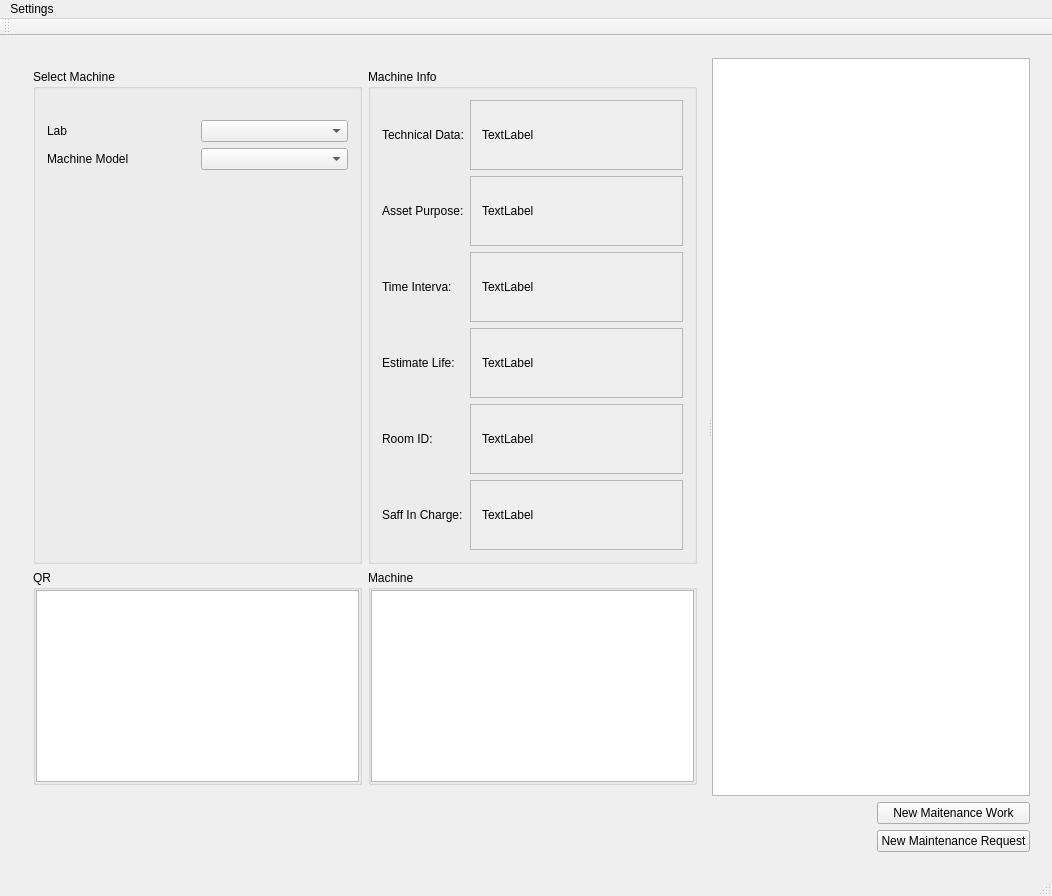
Qt form LabAutumation/GUI.ui (OmarElbekiey/LabAutomationSystem) before a commit.
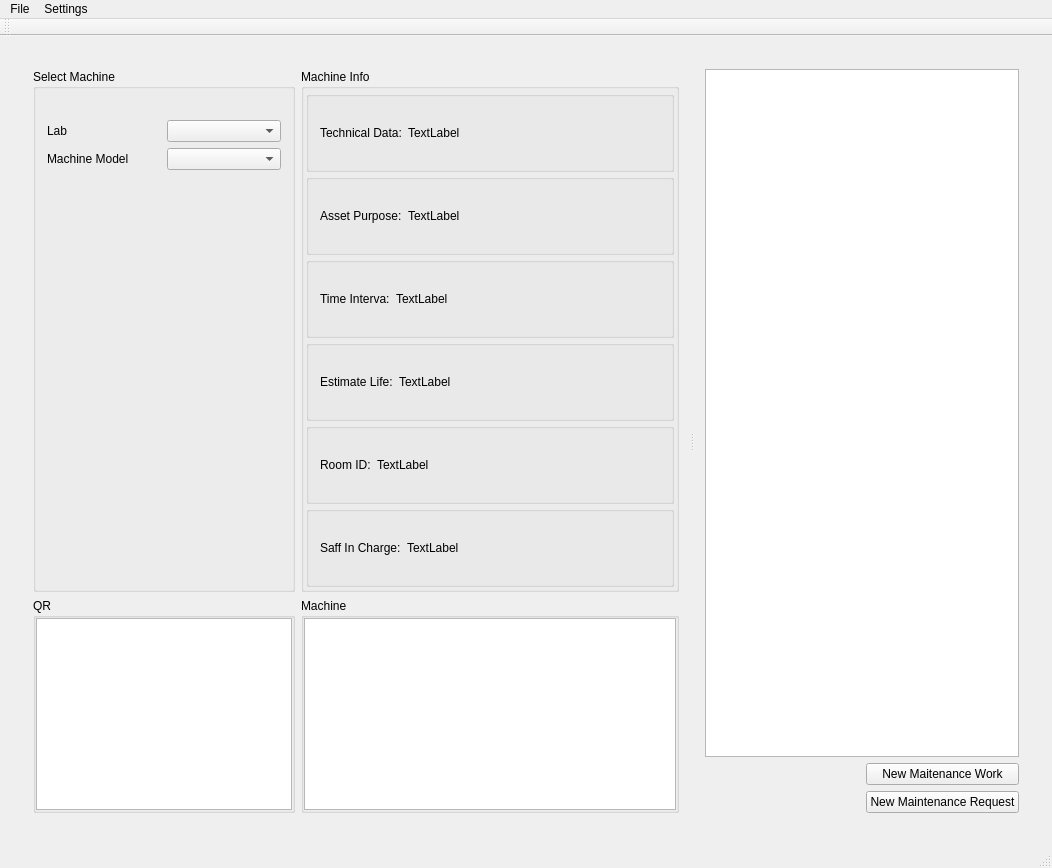
The same form after that commit. Icons and pictures are not drawn.

Diff of the .ui file:
```diff
--- a/LabAutumation/GUI.ui
+++ b/LabAutumation/GUI.ui
@@ -13,6 +13,10 @@
   <property name="windowTitle">
    <string>Asset Management System</string>
   </property>
+  <property name="windowIcon">
+   <iconset resource="GUI.qrc">
+    <normaloff>:/GUI/Resources/logo.ico</normaloff>:/GUI/Resources/logo.ico</iconset>
+  </property>
   <property name="styleSheet">
    <string notr="true"/>
   </property>
@@ -30,8 +34,39 @@
           <property name="orientation">
            <enum>Qt::Horizontal</enum>
           </property>
-          <widget class="QWidget" name="">
-           <layout class="QGridLayout" name="gridLayout_3">
+          <widget class="QWidget" name="layoutWidget">
+           <layout class="QGridLayout" name="gridLayout_3" columnstretch="0,2">
+            <item row="1" column="0">
+             <widget class="QGroupBox" name="groupBox_3">
+              <property name="title">
+               <string>QR</string>
+              </property>
+              <layout class="QGridLayout" name="gridLayout">
+               <property name="leftMargin">
+                <number>0</number>
+               </property>
+               <property name="topMargin">
+                <number>0</number>
+               </property>
+               <property name="rightMargin">
+                <number>0</number>
+               </property>
+               <property name="bottomMargin">
+                <number>0</number>
+               </property>
+               <item row="0" column="0">
+                <widget class="QGraphicsView" name="graphicsView_QR">
+                 <property name="sizePolicy">
+                  <sizepolicy hsizetype="MinimumExpanding" vsizetype="Minimum">
+                   <horstretch>0</horstretch>
+                   <verstretch>0</verstretch>
+                  </sizepolicy>
+                 </property>
+                </widget>
+               </item>
+              </layout>
+             </widget>
+            </item>
             <item row="0" column="0">
              <widget class="QGroupBox" name="groupBox_2">
               <property name="title">
@@ -141,7 +176,7 @@
                  <property name="sizeHint" stdset="0">
                   <size>
                    <width>20</width>
-                   <height>391</height>
+                   <height>453</height>
                   </size>
                  </property>
                 </spacer>
@@ -149,15 +184,65 @@
               </layout>
              </widget>
             </item>
+            <item row="1" column="1">
+             <widget class="QGroupBox" name="groupBox_4">
+              <property name="title">
+               <string>Machine</string>
+              </property>
+              <layout class="QGridLayout" name="gridLayout_2">
+               <property name="leftMargin">
+                <number>0</number>
+               </property>
+               <property name="topMargin">
+                <number>0</number>
+               </property>
+               <property name="rightMargin">
+                <number>0</number>
+               </property>
+               <property name="bottomMargin">
+                <number>0</number>
+               </property>
+               <item row="0" column="0">
+                <widget class="QGraphicsView" name="graphicsView_Image">
+                 <property name="sizePolicy">
+                  <sizepolicy hsizetype="MinimumExpanding" vsizetype="Minimum">
+                   <horstretch>0</horstretch>
+                   <verstretch>0</verstretch>
+                  </sizepolicy>
+                 </property>
+                </widget>
+               </item>
+              </layout>
+             </widget>
+            </item>
             <item row="0" column="1">
              <widget class="QGroupBox" name="groupBox">
               <property name="title">
                <string>Machine Info</string>
               </property>
+              <layout class="QVBoxLayout" name="verticalLayout_6">
+               <property name="spacing">
+                <number>2</number>
+               </property>
+               <property name="leftMargin">
+                <number>2</number>
+               </property>
+               <property name="topMargin">
+                <number>2</number>
+               </property>
+               <property name="rightMargin">
+                <number>2</number>
+               </property>
+               <property name="bottomMargin">
+                <number>2</number>
+               </property>
+               <item>
+                <widget class="QGroupBox" name="groupBox_6">
+                 <property name="title">
+                  <string/>
+                 </property>
               <layout class="QHBoxLayout" name="horizontalLayout_2">
                <item>
-                <layout class="QVBoxLayout" name="verticalLayout_7">
-                 <item>
                   <widget class="QLabel" name="label">
                    <property name="text">
                     <string>Technical Data:</string>
@@ -165,6 +250,28 @@
                   </widget>
                  </item>
                  <item>
+                   <widget class="QLabel" name="label_tchData">
+                    <property name="sizePolicy">
+                     <sizepolicy hsizetype="MinimumExpanding" vsizetype="Preferred">
+                      <horstretch>0</horstretch>
+                      <verstretch>0</verstretch>
+                     </sizepolicy>
+                    </property>
+                    <property name="text">
+                     <string>TextLabel</string>
+                    </property>
+                   </widget>
+                  </item>
+                 </layout>
+                </widget>
+               </item>
+               <item>
+                <widget class="QGroupBox" name="groupBox_7">
+                 <property name="title">
+                  <string/>
+                 </property>
+                 <layout class="QHBoxLayout" name="horizontalLayout_7">
+                  <item>
                   <widget class="QLabel" name="label_2">
                    <property name="text">
                     <string>Asset Purpose:</string>
@@ -172,6 +279,28 @@
                   </widget>
                  </item>
                  <item>
+                   <widget class="QLabel" name="label_asstPurpose">
+                    <property name="sizePolicy">
+                     <sizepolicy hsizetype="MinimumExpanding" vsizetype="Preferred">
+                      <horstretch>0</horstretch>
+                      <verstretch>0</verstretch>
+                     </sizepolicy>
+                    </property>
+                    <property name="text">
+                     <string>TextLabel</string>
+                    </property>
+                   </widget>
+                  </item>
+                 </layout>
+                </widget>
+               </item>
+               <item>
+                <widget class="QGroupBox" name="groupBox_8">
+                 <property name="title">
+                  <string/>
+                 </property>
+                 <layout class="QHBoxLayout" name="horizontalLayout_8">
+                  <item>
                   <widget class="QLabel" name="label_3">
                    <property name="text">
                     <string>Time Interva:</string>
@@ -179,6 +308,28 @@
                   </widget>
                  </item>
                  <item>
+                   <widget class="QLabel" name="label_timeInterval">
+                    <property name="sizePolicy">
+                     <sizepolicy hsizetype="MinimumExpanding" vsizetype="Preferred">
+                      <horstretch>0</horstretch>
+                      <verstretch>0</verstretch>
+                     </sizepolicy>
+                    </property>
+                    <property name="text">
+                     <string>TextLabel</string>
+                    </property>
+                   </widget>
+                  </item>
+                 </layout>
+                </widget>
+               </item>
+               <item>
+                <widget class="QGroupBox" name="groupBox_10">
+                 <property name="title">
+                  <string/>
+                 </property>
+                 <layout class="QHBoxLayout" name="horizontalLayout_9">
+                  <item>
                   <widget class="QLabel" name="label_4">
                    <property name="text">
                     <string>Estimate Life:</string>
@@ -186,6 +337,28 @@
                   </widget>
                  </item>
                  <item>
+                   <widget class="QLabel" name="label_EstimatLife">
+                    <property name="sizePolicy">
+                     <sizepolicy hsizetype="MinimumExpanding" vsizetype="Preferred">
+                      <horstretch>0</horstretch>
+                      <verstretch>0</verstretch>
+                     </sizepolicy>
+                    </property>
+                    <property name="text">
+                     <string>TextLabel</string>
+                    </property>
+                   </widget>
+                  </item>
+                 </layout>
+                </widget>
+               </item>
+               <item>
+                <widget class="QGroupBox" name="groupBox_9">
+                 <property name="title">
+                  <string/>
+                 </property>
+                 <layout class="QHBoxLayout" name="horizontalLayout_10">
+                  <item>
                   <widget class="QLabel" name="label_7">
                    <property name="text">
                     <string>Room ID:</string>
@@ -193,191 +366,34 @@
                   </widget>
                  </item>
                  <item>
+                   <widget class="QLabel" name="label_RoomID">
+                    <property name="sizePolicy">
+                     <sizepolicy hsizetype="MinimumExpanding" vsizetype="Preferred">
+                      <horstretch>0</horstretch>
+                      <verstretch>0</verstretch>
+                     </sizepolicy>
+                    </property>
+                    <property name="text">
+                     <string>TextLabel</string>
+                    </property>
+                   </widget>
+                  </item>
+                 </layout>
+                </widget>
+               </item>
+               <item>
+                <widget class="QGroupBox" name="groupBox_11">
+                 <property name="title">
+                  <string/>
+                 </property>
+                 <layout class="QHBoxLayout" name="horizontalLayout_11">
+                  <item>
                   <widget class="QLabel" name="label_5">
                    <property name="text">
                     <string>Saff In Charge:</string>
                    </property>
                   </widget>
                  </item>
-                </layout>
-               </item>
-               <item>
-                <layout class="QVBoxLayout" name="verticalLayout_15">
-                 <item>
-                  <widget class="QScrollArea" name="scrollArea">
-                   <property name="widgetResizable">
-                    <bool>true</bool>
-                   </property>
-                   <widget class="QWidget" name="scrollAreaWidgetContents">
-                    <property name="geometry">
-                     <rect>
-                      <x>0</x>
-                      <y>0</y>
-                      <width>236</width>
-                      <height>71</height>
-                     </rect>
-                    </property>
-                    <layout class="QVBoxLayout" name="verticalLayout_6">
-                     <item>
-                      <widget class="QLabel" name="label_tchData">
-                       <property name="sizePolicy">
-                        <sizepolicy hsizetype="MinimumExpanding" vsizetype="Preferred">
-                         <horstretch>0</horstretch>
-                         <verstretch>0</verstretch>
-                        </sizepolicy>
-                       </property>
-                       <property name="text">
-                        <string>TextLabel</string>
-                       </property>
-                      </widget>
-                     </item>
-                    </layout>
-                   </widget>
-                  </widget>
-                 </item>
-                 <item>
-                  <widget class="QScrollArea" name="scrollArea_2">
-                   <property name="widgetResizable">
-                    <bool>true</bool>
-                   </property>
-                   <widget class="QWidget" name="scrollAreaWidgetContents_2">
-                    <property name="geometry">
-                     <rect>
-                      <x>0</x>
-                      <y>0</y>
-                      <width>236</width>
-                      <height>71</height>
-                     </rect>
-                    </property>
-                    <layout class="QVBoxLayout" name="verticalLayout_10">
-                     <item>
-                      <widget class="QLabel" name="label_asstPurpose">
-                       <property name="sizePolicy">
-                        <sizepolicy hsizetype="MinimumExpanding" vsizetype="Preferred">
-                         <horstretch>0</horstretch>
-                         <verstretch>0</verstretch>
-                        </sizepolicy>
-                       </property>
-                       <property name="text">
-                        <string>TextLabel</string>
-                       </property>
-                      </widget>
-                     </item>
-                    </layout>
-                   </widget>
-                  </widget>
-                 </item>
-                 <item>
-                  <widget class="QScrollArea" name="scrollArea_3">
-                   <property name="widgetResizable">
-                    <bool>true</bool>
-                   </property>
-                   <widget class="QWidget" name="scrollAreaWidgetContents_3">
-                    <property name="geometry">
-                     <rect>
-                      <x>0</x>
-                      <y>0</y>
-                      <width>236</width>
-                      <height>70</height>
-                     </rect>
-                    </property>
-                    <layout class="QVBoxLayout" name="verticalLayout_11">
-                     <item>
-                      <widget class="QLabel" name="label_timeInterval">
-                       <property name="sizePolicy">
-                        <sizepolicy hsizetype="MinimumExpanding" vsizetype="Preferred">
-                         <horstretch>0</horstretch>
-                         <verstretch>0</verstretch>
-                        </sizepolicy>
-                       </property>
-                       <property name="text">
-                        <string>TextLabel</string>
-                       </property>
-                      </widget>
-                     </item>
-                    </layout>
-                   </widget>
-                  </widget>
-                 </item>
-                 <item>
-                  <widget class="QScrollArea" name="scrollArea_4">
-                   <property name="widgetResizable">
-                    <bool>true</bool>
-                   </property>
-                   <widget class="QWidget" name="scrollAreaWidgetContents_4">
-                    <property name="geometry">
-                     <rect>
-                      <x>0</x>
-                      <y>0</y>
-                      <width>236</width>
-                      <height>71</height>
-                     </rect>
-                    </property>
-                    <layout class="QVBoxLayout" name="verticalLayout_12">
-                     <item>
-                      <widget class="QLabel" name="label_EstimatLife">
-                       <property name="sizePolicy">
-                        <sizepolicy hsizetype="MinimumExpanding" vsizetype="Preferred">
-                         <horstretch>0</horstretch>
-                         <verstretch>0</verstretch>
-                        </sizepolicy>
-                       </property>
-                       <property name="text">
-                        <string>TextLabel</string>
-                       </property>
-                      </widget>
-                     </item>
-                    </layout>
-                   </widget>
-                  </widget>
-                 </item>
-                 <item>
-                  <widget class="QScrollArea" name="scrollArea_6">
-                   <property name="widgetResizable">
-                    <bool>true</bool>
-                   </property>
-                   <widget class="QWidget" name="scrollAreaWidgetContents_6">
-                    <property name="geometry">
-                     <rect>
-                      <x>0</x>
-                      <y>0</y>
-                      <width>236</width>
-                      <height>71</height>
-                     </rect>
-                    </property>
-                    <layout class="QVBoxLayout" name="verticalLayout_13">
-                     <item>
-                      <widget class="QLabel" name="label_RoomID">
-                       <property name="sizePolicy">
-                        <sizepolicy hsizetype="MinimumExpanding" vsizetype="Preferred">
-                         <horstretch>0</horstretch>
-                         <verstretch>0</verstretch>
-                        </sizepolicy>
-                       </property>
-                       <property name="text">
-                        <string>TextLabel</string>
-                       </property>
-                      </widget>
-                     </item>
-                    </layout>
-                   </widget>
-                  </widget>
-                 </item>
-                 <item>
-                  <widget class="QScrollArea" name="scrollArea_5">
-                   <property name="widgetResizable">
-                    <bool>true</bool>
-                   </property>
-                   <widget class="QWidget" name="scrollAreaWidgetContents_5">
-                    <property name="geometry">
-                     <rect>
-                      <x>0</x>
-                      <y>0</y>
-                      <width>236</width>
-                      <height>71</height>
-                     </rect>
-                    </property>
-                    <layout class="QVBoxLayout" name="verticalLayout_14">
                      <item>
                       <widget class="QLabel" name="label_StaffInCharge">
                        <property name="sizePolicy">
@@ -393,83 +409,20 @@
                      </item>
                     </layout>
                    </widget>
-                  </widget>
-                 </item>
-                </layout>
-               </item>
-              </layout>
+               </item>
+              </layout>
              </widget>
             </item>
-            <item row="1" column="0">
-             <widget class="QGroupBox" name="groupBox_3">
-              <property name="title">
-               <string>QR</string>
-              </property>
-              <layout class="QGridLayout" name="gridLayout">
-               <property name="leftMargin">
-                <number>0</number>
-               </property>
-               <property name="topMargin">
-                <number>0</number>
-               </property>
-               <property name="rightMargin">
-                <number>0</number>
-               </property>
-               <property name="bottomMargin">
-                <number>0</number>
-               </property>
-               <item row="0" column="0">
-                <widget class="QGraphicsView" name="graphicsView_QR">
-                 <property name="sizePolicy">
-                  <sizepolicy hsizetype="MinimumExpanding" vsizetype="Minimum">
-                   <horstretch>0</horstretch>
-                   <verstretch>0</verstretch>
-                  </sizepolicy>
-                 </property>
-                </widget>
-               </item>
-              </layout>
-             </widget>
-            </item>
-            <item row="1" column="1">
-             <widget class="QGroupBox" name="groupBox_4">
-              <property name="title">
-               <string>Machine</string>
-              </property>
-              <layout class="QGridLayout" name="gridLayout_2">
-               <property name="leftMargin">
-                <number>0</number>
-               </property>
-               <property name="topMargin">
-                <number>0</number>
-               </property>
-               <property name="rightMargin">
-                <number>0</number>
-               </property>
-               <property name="bottomMargin">
-                <number>0</number>
-               </property>
-               <item row="0" column="0">
-                <widget class="QGraphicsView" name="graphicsView_Image">
-                 <property name="sizePolicy">
-                  <sizepolicy hsizetype="MinimumExpanding" vsizetype="Minimum">
-                   <horstretch>0</horstretch>
-                   <verstretch>0</verstretch>
-                  </sizepolicy>
-                 </property>
-                </widget>
-               </item>
-              </layout>
-             </widget>
-            </item>
-           </layout>
-          </widget>
+           </layout>
+          </widget>
+          <widget class="QWidget" name="layoutWidget">
+           <layout class="QVBoxLayout" name="verticalLayout_7">
+            <item>
           <widget class="QTableView" name="tableView">
            <property name="editTriggers">
             <set>QAbstractItemView::NoEditTriggers</set>
            </property>
           </widget>
-         </widget>
         </item>
         <item>
          <layout class="QHBoxLayout" name="horizontalLayout_3">
@@ -508,6 +461,10 @@
         </item>
        </layout>
       </widget>
+         </widget>
+        </item>
+       </layout>
+      </widget>
       <widget class="QWidget" name="page_4">
        <layout class="QVBoxLayout" name="verticalLayout_16">
         <item>
@@ -637,6 +594,13 @@
     <addaction name="actionEdit_Info"/>
     <addaction name="actionChange_Password"/>
    </widget>
+   <widget class="QMenu" name="menuFile">
+    <property name="title">
+     <string>File</string>
+    </property>
+    <addaction name="actionLoad_Data"/>
+   </widget>
+   <addaction name="menuFile"/>
    <addaction name="menuSettings"/>
   </widget>
   <widget class="QToolBar" name="mainToolBar">
@@ -658,6 +622,15 @@
     <string>Change Password</string>
    </property>
   </action>
+  <action name="actionLoad_Data">
+   <property name="icon">
+    <iconset resource="GUI.qrc">
+     <normaloff>:/GUI/Resources/Logo1.jpg</normaloff>:/GUI/Resources/Logo1.jpg</iconset>
+   </property>
+   <property name="text">
+    <string>Load Data</string>
+   </property>
+  </action>
  </widget>
  <layoutdefault spacing="6" margin="11"/>
  <resources>
```
Lines whose indentation alone changed are shown as unchanged.
